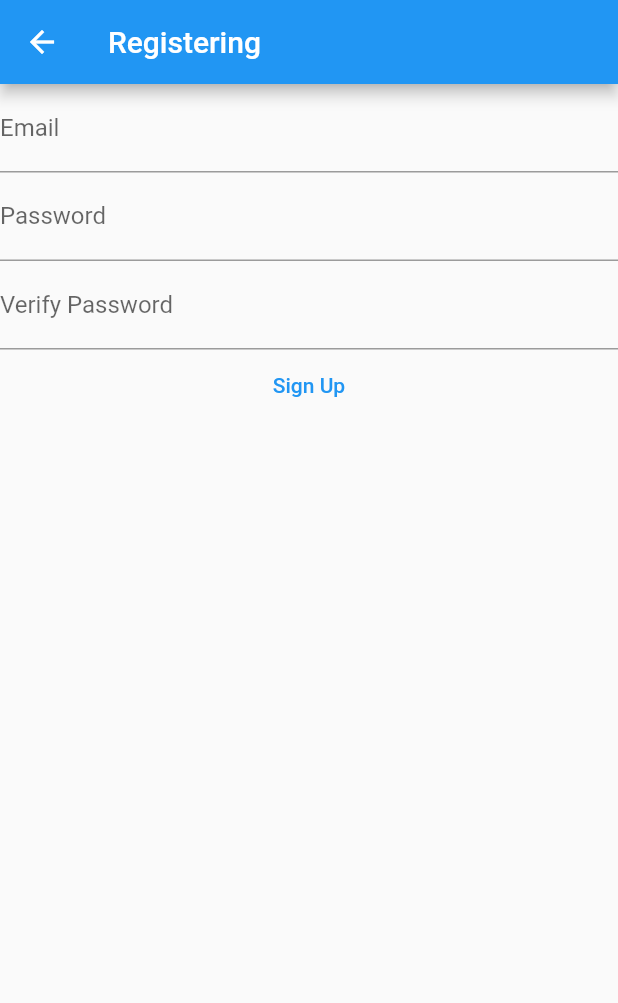
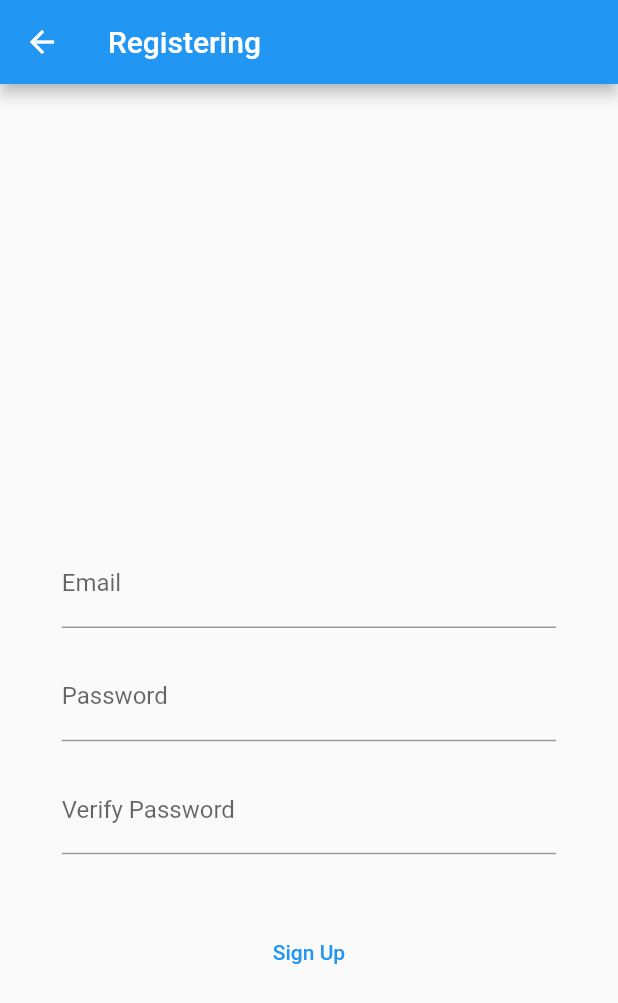
Before and after one commit to TakyL/CondProj_Flutter, a Flutter app: the inter_registeruser screen opened directly, on a phone screen of 412 x 824 dp. Shown: the top 1003 px of the screen. Run offline on Flutter 3.47's test engine with Material 2 defaults, Android fonts, the light colour scheme and no system bars; our stand-ins replace firebase_auth, firebase_core, firebase_database, flutter_datetime_picker, syncfusion_flutter_datepicker, table_calendar; accounts and stored records are empty.

Commit message:
improved UI making it responsive and attractive

```diff
--- a/lib/view/Connexion.dart
+++ b/lib/view/Connexion.dart
@@ -62,14 +62,14 @@ class _RootPageState extends State<RootPage> {
                 ),
               ),
               SizedBox(
-                  width: 500.0,
+                  width: MediaQuery.of(context).size.width * 0.8,
                   child: TextFormField(
                     decoration: InputDecoration(
                         hintText: "E-Mail", icon: Icon(Icons.person)),
                     controller: emailController,
                   )),
               SizedBox(
-                width: 500.0,
+                width: MediaQuery.of(context).size.width * 0.8,
                 child: TextFormField(
                   obscureText: true,
                   enableSuggestions: false,
@@ -79,6 +79,7 @@ class _RootPageState extends State<RootPage> {
                   controller: passwordController,
                 ),
               ),
+              const SizedBox(height: 16.0),
               FloatingActionButton.extended(
                 onPressed: () async {
                   final FirebaseAuthService _auth = FirebaseAuthService();
@@ -95,12 +96,20 @@ class _RootPageState extends State<RootPage> {
                     );
                   } else {
                     //unsuccessfull login
-                    print("User non successfully logged");
+                    print("User unsuccessfully logged");
+                    ScaffoldMessenger.of(context).showSnackBar(
+                      SnackBar(
+                        content:
+                            const Text('Identifiant ou mot de passe incorrect'),
+                        backgroundColor: Colors.red,
+                      ),
+                    );
                   }
                 },
                 icon: const Icon(Icons.next_plan_rounded),
                 label: const Text("Se connecter"),
               ),
+              const SizedBox(height: 16.0),
               InkWell(
                 onTap: () {
                   Navigator.push(
--- a/lib/view/inter_registeruser.dart
+++ b/lib/view/inter_registeruser.dart
@@ -66,29 +66,70 @@ class _inter_registeruser extends State<inter_registeruser> {
       ),
       body: Form(
         key: _formKey,
-        child: Column(children: <Widget>[
-          TextFormField(
+        child: SingleChildScrollView(
+          child: Container(
+            padding: EdgeInsets.symmetric(horizontal: 20.0),
+            width: MediaQuery.of(context).size.width,
+            height: MediaQuery.of(context).size.height,
+            child: Column(
+              mainAxisAlignment: MainAxisAlignment.center,
+              crossAxisAlignment: CrossAxisAlignment.center,
+              children: <Widget>[
+                SizedBox(
+                  height: MediaQuery.of(context).size.height * 0.1,
+                ),
+                Container(
+                  width: MediaQuery.of(context).size.width * 0.8,
+                  child: TextFormField(
                     controller: _emailController,
-              decoration: const InputDecoration(labelText: 'Email'),
-              validator: (value) => validateEmail(value!)),
-          TextFormField(
+                    decoration: const InputDecoration(
+                      labelText: 'Email',
+                    ),
+                    validator: (value) => validateEmail(value!),
+                  ),
+                ),
+                SizedBox(
+                  height: MediaQuery.of(context).size.height * 0.02,
+                ),
+                Container(
+                  width: MediaQuery.of(context).size.width * 0.8,
+                  child: TextFormField(
                     controller: _passwordController,
-              decoration: const InputDecoration(labelText: 'Password'),
+                    decoration: const InputDecoration(
+                      labelText: 'Password',
+                    ),
                     obscureText: true,
-              validator: (value) => validatePassword(value!)),
-          TextFormField(
+                    validator: (value) => validatePassword(value!),
+                  ),
+                ),
+                SizedBox(
+                  height: MediaQuery.of(context).size.height * 0.02,
+                ),
+                Container(
+                  width: MediaQuery.of(context).size.width * 0.8,
+                  child: TextFormField(
                     controller: _verifyPasswordController,
-              decoration: const InputDecoration(labelText: 'Verify Password'),
+                    decoration: const InputDecoration(
+                      labelText: 'Verify Password',
+                    ),
                     obscureText: true,
-              validator: (value) => validateMatch(value!)),
-          TextButton(
+                    validator: (value) => validateMatch(value!),
+                  ),
+                ),
+                SizedBox(
+                  height: MediaQuery.of(context).size.height * 0.05,
+                ),
+                Container(
+                  width: MediaQuery.of(context).size.width * 0.8,
+                  child: TextButton(
                     child: const Text('Sign Up'),
                     onPressed: () async {
                       if (_formKey.currentState!.validate()) {
                         try {
                           UserCredential authResult =
                               await createUserWithEmailAndPassword(
-                          _emailController.text, _passwordController.text);
+                                  _emailController.text,
+                                  _passwordController.text);
                         } catch (e) {
                           ScaffoldMessenger.of(context).showSnackBar(SnackBar(
                             content: Text(e.toString()),
@@ -97,8 +138,12 @@ class _inter_registeruser extends State<inter_registeruser> {
                         }
                       }
                     },
-          )
-        ]),
+                  ),
+                ),
+              ],
+            ),
+          ),
+        ),
       ),
     );
   }
```
Lines whose indentation alone changed are shown as unchanged.
